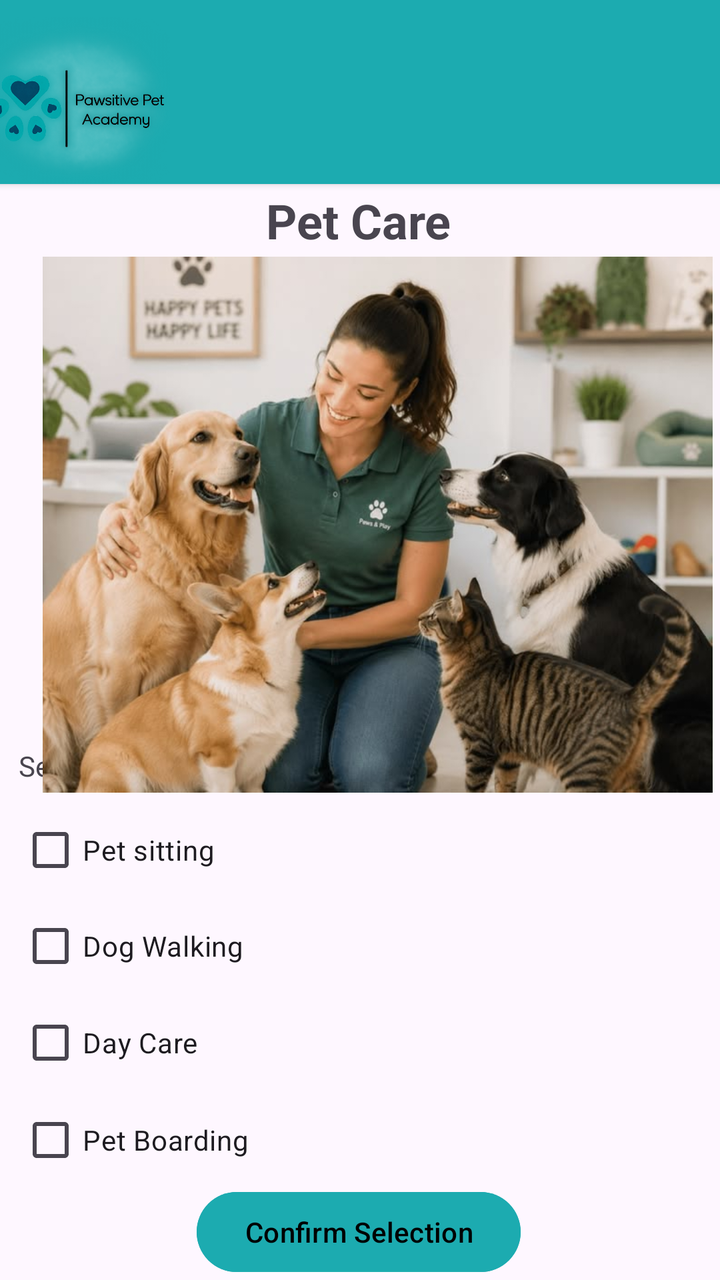
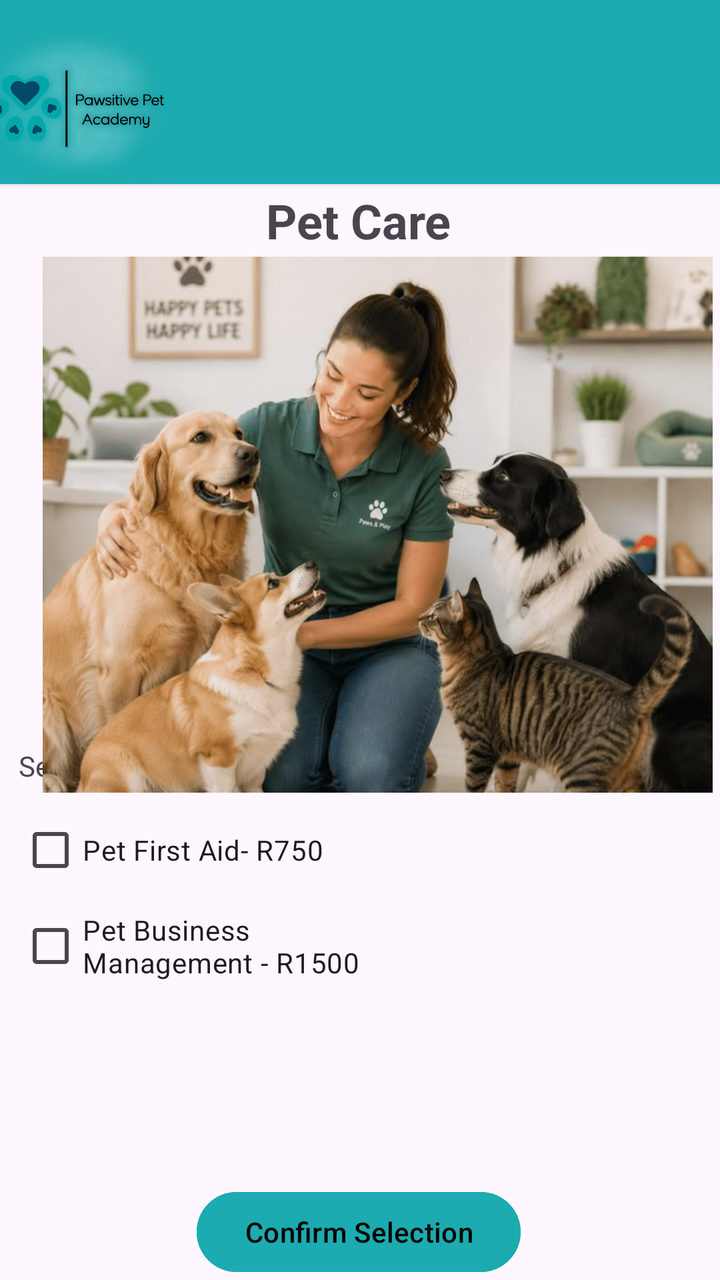

The first picture is an Android layout as it rendered before a commit; the second is the same layout after the commit. The layout source and the unified diff follow.
<!-- AndroidManifest.xml: application theme Theme.PawsitivePets -->
<!-- res/layout/activity_pet_care.xml -->
<?xml version="1.0" encoding="utf-8"?>
<androidx.constraintlayout.widget.ConstraintLayout xmlns:android="http://schemas.android.com/apk/res/android"
    xmlns:app="http://schemas.android.com/apk/res-auto"
    xmlns:tools="http://schemas.android.com/tools"
    android:id="@+id/main"
    android:layout_width="match_parent"
    android:layout_height="match_parent"
    tools:context=".PetCare">

    <Button
        android:id="@+id/btnConfirmSelection1"
        android:layout_width="wrap_content"
        android:layout_height="wrap_content"
        android:backgroundTint="#1CABB0"
        android:text="Confirm Selection"
        android:textColor="@color/black"
        app:layout_constraintBottom_toBottomOf="parent"
        app:layout_constraintEnd_toEndOf="parent"
        app:layout_constraintHorizontal_bias="0.497"
        app:layout_constraintStart_toStartOf="parent"
        app:layout_constraintTop_toTopOf="parent"
        app:layout_constraintVertical_bias="1.0" />

    <TextView
        android:id="@+id/txtPetCare"
        android:layout_width="161dp"
        android:layout_height="37dp"
        android:gravity="center"
        android:text="Pet Care"
        android:textSize="24sp"
        android:textStyle="bold"
        app:layout_constraintBottom_toBottomOf="parent"
        app:layout_constraintEnd_toEndOf="parent"
        app:layout_constraintHorizontal_bias="0.496"
        app:layout_constraintStart_toStartOf="parent"
        app:layout_constraintTop_toTopOf="@+id/cardView2"
        app:layout_constraintVertical_bias="0.152" />

    <androidx.cardview.widget.CardView
        android:id="@+id/cardView2"
        android:layout_width="414dp"
        android:layout_height="92dp"
        app:cardBackgroundColor="#1CABB0"
        app:layout_constraintBottom_toBottomOf="parent"
        app:layout_constraintEnd_toEndOf="parent"
        app:layout_constraintStart_toStartOf="parent"
        app:layout_constraintTop_toTopOf="parent"
        app:layout_constraintVertical_bias="0.0">

        <ImageView
            android:id="@+id/imageView"
            android:layout_width="130dp"
            android:layout_height="match_parent"
            app:srcCompat="@drawable/logo_1" />
    </androidx.cardview.widget.CardView>

    <TextView
        android:id="@+id/txtSelect1"
        android:layout_width="wrap_content"
        android:layout_height="wrap_content"
        android:text="Select your preferred service/s:"
        app:layout_constraintBottom_toBottomOf="parent"
        app:layout_constraintEnd_toEndOf="parent"
        app:layout_constraintHorizontal_bias="0.055"
        app:layout_constraintStart_toStartOf="parent"
        app:layout_constraintTop_toTopOf="parent"
        app:layout_constraintVertical_bias="0.601" />

    <CheckBox
        android:id="@+id/checkPetSitting"
        android:layout_width="176dp"
        android:layout_height="56dp"
        android:text="Pet sitting"
        app:layout_constraintBottom_toBottomOf="parent"
        app:layout_constraintEnd_toEndOf="parent"
        app:layout_constraintHorizontal_bias="0.051"
        app:layout_constraintStart_toStartOf="parent"
        app:layout_constraintTop_toTopOf="parent"
        app:layout_constraintVertical_bias="0.68" />

    <CheckBox
        android:id="@+id/checkPetBoarding"
        android:layout_width="176dp"
        android:layout_height="56dp"
        android:text="Pet Boarding"
        app:layout_constraintBottom_toBottomOf="parent"
        app:layout_constraintEnd_toEndOf="parent"
        app:layout_constraintHorizontal_bias="0.051"
        app:layout_constraintStart_toStartOf="parent"
        app:layout_constraintTop_toTopOf="parent"
        app:layout_constraintVertical_bias="0.928" />

    <CheckBox
        android:id="@+id/checkDayCare"
        android:layout_width="176dp"
        android:layout_height="56dp"
        android:text="Day Care"
        app:layout_constraintBottom_toBottomOf="parent"
        app:layout_constraintEnd_toEndOf="parent"
        app:layout_constraintHorizontal_bias="0.051"
        app:layout_constraintStart_toStartOf="parent"
        app:layout_constraintTop_toTopOf="parent"
        app:layout_constraintVertical_bias="0.845" />

    <CheckBox
        android:id="@+id/checkDogWalking"
        android:layout_width="176dp"
        android:layout_height="56dp"
        android:text="Dog Walking"
        app:layout_constraintBottom_toBottomOf="parent"
        app:layout_constraintEnd_toEndOf="parent"
        app:layout_constraintHorizontal_bias="0.051"
        app:layout_constraintStart_toStartOf="parent"
        app:layout_constraintTop_toTopOf="parent"
        app:layout_constraintVertical_bias="0.762" />

    <ImageView
        android:id="@+id/imageView7"
        android:layout_width="408dp"
        android:layout_height="268dp"
        app:layout_constraintBottom_toBottomOf="parent"
        app:layout_constraintEnd_toEndOf="parent"
        app:layout_constraintHorizontal_bias="0.333"
        app:layout_constraintStart_toStartOf="parent"
        app:layout_constraintTop_toTopOf="@+id/cardView2"
        app:layout_constraintVertical_bias="0.345"
        app:srcCompat="@drawable/whatsapp_image_2026_09_22_at_09_33_24" />

</androidx.constraintlayout.widget.ConstraintLayout>
<!-- resources referenced by this layout -->
<resources>
  <color name="black">#FF000000</color>
  <!-- drawable logo_1: png bitmap (drawable, 235545 bytes) -->
  <!-- drawable whatsapp_image_2026_09_22_at_09_33_24: jpeg bitmap (drawable, 56257 bytes) -->
  <style name="Theme.PawsitivePets" parent="Base.Theme.PawsitivePets" />
  <style name="Base.Theme.PawsitivePets" parent="Theme.Material3.DayNight.NoActionBar">
          
          
      </style>
</resources>

<!-- the commit's change to res/layout/activity_pet_care.xml (unified diff, before → after) -->
@@ -70,7 +70,7 @@
         android:id="@+id/checkPetSitting"
         android:layout_width="176dp"
         android:layout_height="56dp"
-        android:text="Pet sitting"
+        android:text="Pet First Aid- R750"
         app:layout_constraintBottom_toBottomOf="parent"
         app:layout_constraintEnd_toEndOf="parent"
         app:layout_constraintHorizontal_bias="0.051"
@@ -78,35 +78,13 @@
         app:layout_constraintTop_toTopOf="parent"
         app:layout_constraintVertical_bias="0.68" />
 
-    <CheckBox
-        android:id="@+id/checkPetBoarding"
-        android:layout_width="176dp"
-        android:layout_height="56dp"
-        android:text="Pet Boarding"
-        app:layout_constraintBottom_toBottomOf="parent"
-        app:layout_constraintEnd_toEndOf="parent"
-        app:layout_constraintHorizontal_bias="0.051"
-        app:layout_constraintStart_toStartOf="parent"
-        app:layout_constraintTop_toTopOf="parent"
-        app:layout_constraintVertical_bias="0.928" />
 
-    <CheckBox
-        android:id="@+id/checkDayCare"
-        android:layout_width="176dp"
-        android:layout_height="56dp"
-        android:text="Day Care"
-        app:layout_constraintBottom_toBottomOf="parent"
-        app:layout_constraintEnd_toEndOf="parent"
-        app:layout_constraintHorizontal_bias="0.051"
-        app:layout_constraintStart_toStartOf="parent"
-        app:layout_constraintTop_toTopOf="parent"
-        app:layout_constraintVertical_bias="0.845" />
 
     <CheckBox
         android:id="@+id/checkDogWalking"
         android:layout_width="176dp"
         android:layout_height="56dp"
-        android:text="Dog Walking"
+        android:text="Pet Business Management - R1500"
         app:layout_constraintBottom_toBottomOf="parent"
         app:layout_constraintEnd_toEndOf="parent"
         app:layout_constraintHorizontal_bias="0.051"
